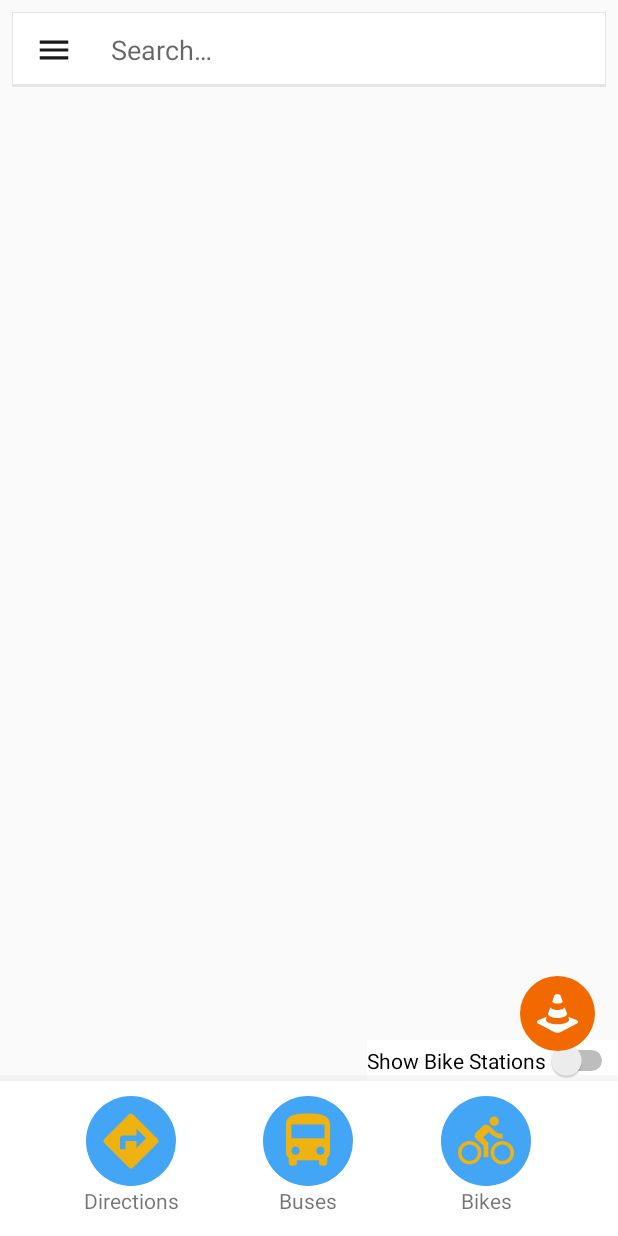
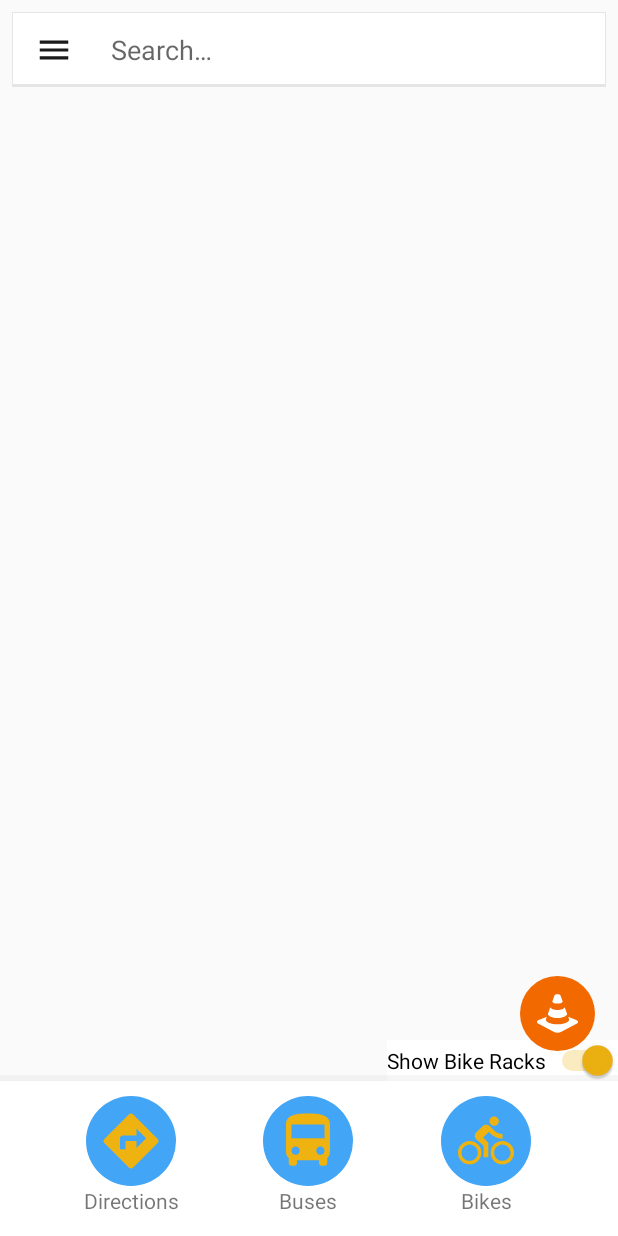
Before and after one commit to spybug/GTCampusNavigation, an Android app: the fragment BikesOverlayFragment placed in its activity, after a tap on "Show Bike Stations", on a phone screen of 412 x 824 dp. Run offline under Robolectric (Android 15) with nearby library versions, the phone set to English and light mode, and no system bars; libraries missing offline, so code that uses them is left out: com.mapbox.mapboxsdk, com.mapbox.services; 10 statements that could not run were skipped; 1 other tap on this screen came first.

Commit message:
bikes_station switch changes text to match its action

```diff
--- a/Android/app/src/main/java/com/spybug/gtnav/BikesOverlayFragment.java
+++ b/Android/app/src/main/java/com/spybug/gtnav/BikesOverlayFragment.java
@@ -1,6 +1,7 @@
 package com.spybug.gtnav;
 
 import android.content.Context;
+import android.content.res.Resources;
 import android.net.Uri;
 import android.os.Bundle;
 import android.support.v4.app.Fragment;
@@ -62,8 +63,10 @@ public class BikesOverlayFragment extends Fragment {
             public void onClick(View view) {
                 if (!stationSwitch.isChecked()) {
                     hideBikeStations();
+                    stationSwitch.setText(getString(R.string.show_station_switch_text));
                 } else {
                     showBikeStations();
+                    stationSwitch.setText(getString(R.string.show_racks_switch_text));
                 }
             }
         });
@@ -88,10 +91,16 @@ public class BikesOverlayFragment extends Fragment {
         }).execute();
     }
 
+    /**
+     * Hides the bike stations on the map and displays the bike rack locations
+     */
     private void hideBikeStations() {
         //TODO
     }
 
+    /**
+     * Hides the bike rack locations on the map and shows the bike stations
+     */
     private void showBikeStations() {
         //TODO
     }
--- a/Android/app/src/main/res/layout/fragment_bikes_overlay.xml
+++ b/Android/app/src/main/res/layout/fragment_bikes_overlay.xml
@@ -16,6 +16,6 @@
         android:layout_alignParentEnd="true"
         android:layout_gravity="bottom|end"
         android:background="@color/white"
-        android:text="@string/bike_station_switch_text" />
+        android:text="@string/show_racks_switch_text" />
 
 </RelativeLayout>
--- a/Android/app/src/main/res/values/strings.xml
+++ b/Android/app/src/main/res/values/strings.xml
@@ -4,7 +4,8 @@
     <string name="navigation_drawer_open">Open navigation drawer</string>
     <string name="navigation_drawer_close">Close navigation drawer</string>
     <string name="action_settings">Settings</string>
-    <string name="bike_station_switch_text">Show Bike Stations</string>
+    <string name="show_station_switch_text">Show Bike Stations</string>
+    <string name="show_racks_switch_text">Show Bike Racks</string>
 
     <!--Menu items strings-->
     <string name="directions">Directions</string>
```
